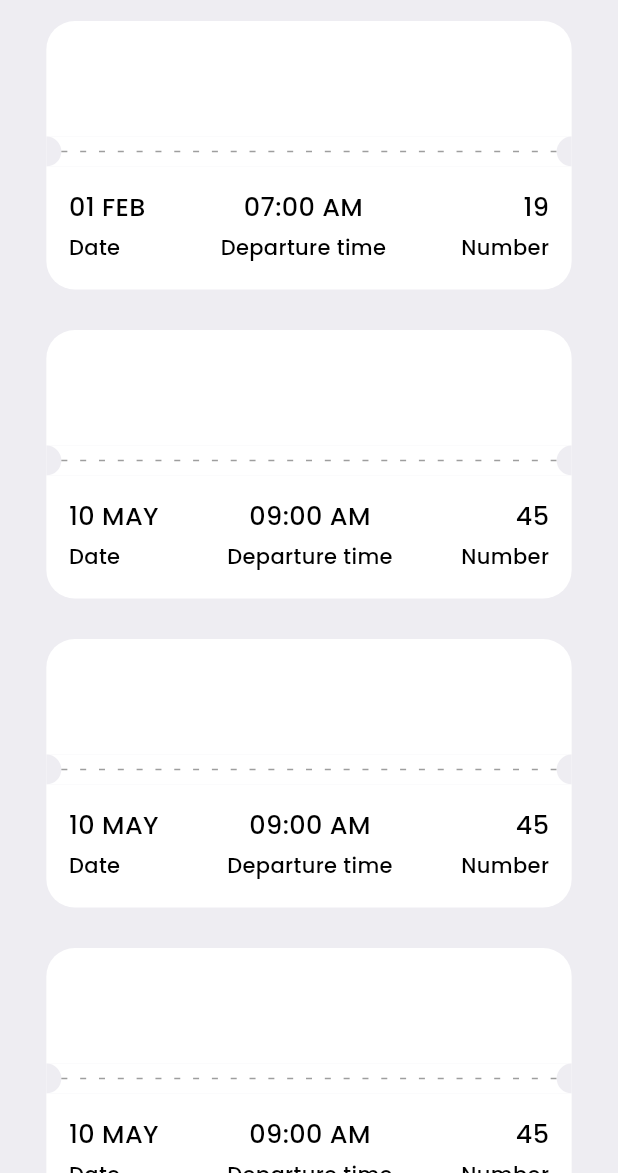
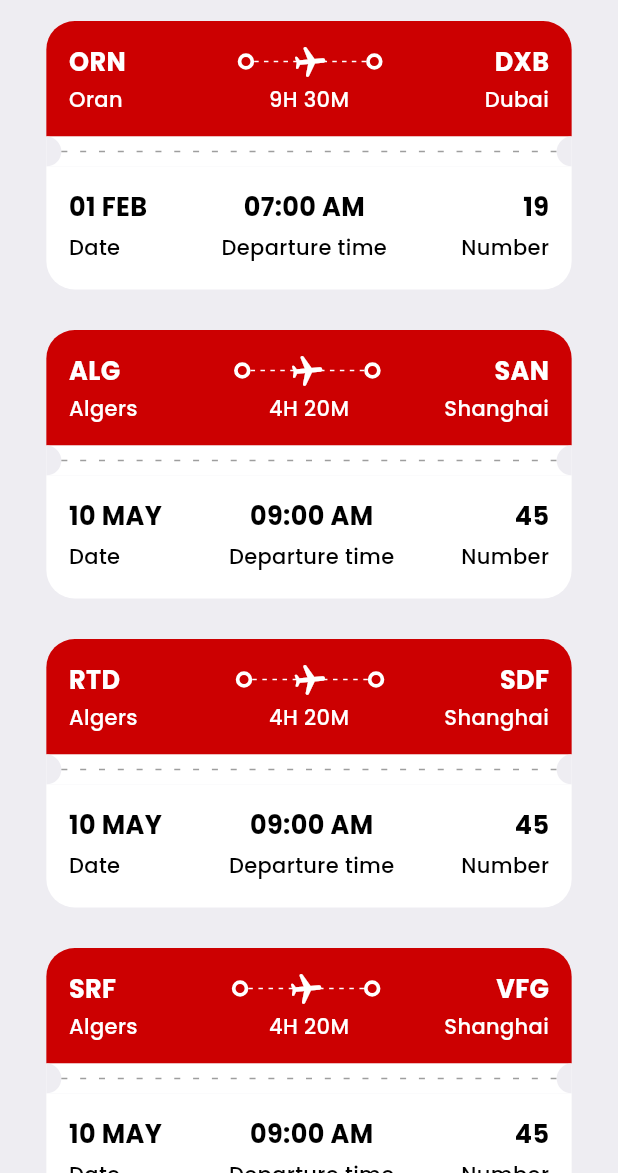
Before and after one commit to abdelillahbel/FlightBookingApp, a Flutter app: the AllTicketsScreen screen opened by its route, on a phone screen of 412 x 824 dp, the part 63-1236 px from its top. Run offline on Flutter 3.47's test engine with Material 3 defaults, Android fonts, the phone set to English and light mode, and no system bars; our stand-ins replace fluentui_icons, flutter_svg, google_fonts, simple_gradient_text.

Commit message:
feat: define new style of ticket for ticket screen and improve ui

```diff
--- a/lib/core/res/styles/app_theme.dart
+++ b/lib/core/res/styles/app_theme.dart
@@ -5,7 +5,7 @@ Color primary = const Color(0xFF6887AF);
 
 class AppTheme {
   static Color primaryColor = primary;
-  static Color bgColor = const Color(0xFFEEEDF2);
+  static const Color bgColor = const Color(0xFFEEEDF2);
   static Color textColor = const Color(0xFF3B3B3B);
 
   // ticket color
--- a/lib/core/widgets/app_column_text_layout.dart
+++ b/lib/core/widgets/app_column_text_layout.dart
@@ -6,8 +6,15 @@ class AppColumnTextLayout extends StatelessWidget {
   final String topText;
   final String bottomText;
   final CrossAxisAlignment crossAxisAlignment;
+  final Color color;
+  final bool? styleTwo;
   const AppColumnTextLayout(
-      {super.key, required this.topText, required this.bottomText, required this.crossAxisAlignment});
+      {super.key,
+      required this.topText,
+      required this.bottomText,
+      required this.crossAxisAlignment,
+      this.color = Colors.black,
+      this.styleTwo});
 
   @override
   Widget build(BuildContext context) {
@@ -21,7 +28,8 @@ class AppColumnTextLayout extends StatelessWidget {
         SizedBox(
           height: 5,
         ),
-        StyledTextHeadlineFour(text: bottomText, color: Colors.black)
+        StyledTextHeadlineFour(
+            text: bottomText, color: styleTwo == true ? color : Colors.black)
       ],
     );
   }
--- a/lib/core/widgets/circle_half.dart
+++ b/lib/core/widgets/circle_half.dart
@@ -3,8 +3,10 @@ import 'package:flutter/material.dart';
 
 class CircleHalf extends StatelessWidget {
   final bool isRight;
+  final Color color;
 
-  const CircleHalf({super.key, required this.isRight});
+  const CircleHalf(
+      {super.key, required this.isRight, this.color = AppTheme.bgColor});
 
   @override
   Widget build(BuildContext context) {
@@ -13,7 +15,7 @@ class CircleHalf extends StatelessWidget {
       width: 10,
       child: DecoratedBox(
           decoration: BoxDecoration(
-              color: AppTheme.bgColor,
+              color: color,
               borderRadius: isRight == true
                   ? BorderRadius.only(
                       topLeft: Radius.circular(10),
--- a/lib/core/widgets/styled_text_headline_three.dart
+++ b/lib/core/widgets/styled_text_headline_three.dart
@@ -11,7 +11,8 @@ class StyledTextHeadlineThree extends StatelessWidget {
   Widget build(BuildContext context) {
     return Text(
       text,
-      style: AppTheme.headLineStyle3.copyWith(color: color),
+      style: AppTheme.headLineStyle3
+          .copyWith(color: color, fontWeight: FontWeight.w700),
     );
   }
 }
--- a/lib/core/widgets/ticket_view.dart
+++ b/lib/core/widgets/ticket_view.dart
@@ -15,6 +15,8 @@ class TicketView extends StatelessWidget {
   final Color primaryColor;
   final Color secondaryColor;
   final Color designColor;
+  final Color circleColor;
+  final bool? styleTwo;
 
   const TicketView(
       {super.key,
@@ -23,7 +25,9 @@ class TicketView extends StatelessWidget {
       this.isDefault = true,
       this.primaryColor = Colors.white,
       this.designColor = Colors.white,
-      this.secondaryColor = Colors.white});
+      this.secondaryColor = Colors.white,
+      this.circleColor = AppTheme.bgColor,
+      this.styleTwo});
 
   @override
   Widget build(BuildContext context) {
@@ -127,9 +131,7 @@ class TicketView extends StatelessWidget {
               color: AppTheme.ticketBottomColor,
               child: Row(
                 children: [
-                  CircleHalf(
-                    isRight: false,
-                  ),
+                  CircleHalf(isRight: false, color: circleColor),
                   Expanded(
                       child: AppLayoutBuilder(
                     randomDivider: 12,
@@ -138,6 +140,7 @@ class TicketView extends StatelessWidget {
                   )),
                   CircleHalf(
                     isRight: true,
+                    color: circleColor,
                   ),
                 ],
               ),
@@ -148,8 +151,12 @@ class TicketView extends StatelessWidget {
               decoration: BoxDecoration(
                   color: AppTheme.ticketBottomColor,
                   borderRadius: BorderRadius.only(
-                      bottomLeft: Radius.circular(19),
-                      bottomRight: Radius.circular(19))),
+                      bottomLeft: styleTwo == true
+                          ? Radius.circular(0)
+                          : Radius.circular(19),
+                      bottomRight: styleTwo == true
+                          ? Radius.circular(0)
+                          : Radius.circular(19))),
               child: Column(
                 children: [
                   // destinations with codes
@@ -160,16 +167,23 @@ class TicketView extends StatelessWidget {
                         crossAxisAlignment: CrossAxisAlignment.start,
                         topText: ticket["date"],
                         bottomText: "Date",
+                        color: secondaryColor,
+                         styleTwo: styleTwo,
                       ),
                       AppColumnTextLayout(
                         crossAxisAlignment: CrossAxisAlignment.center,
                         topText: ticket["departure_time"],
                         bottomText: "Departure time",
+                        color: secondaryColor,
+                         styleTwo: styleTwo,
                       ),
                       AppColumnTextLayout(
                         crossAxisAlignment: CrossAxisAlignment.end,
                         topText: ticket["number"].toString(),
                         bottomText: "Number",
+                        color: secondaryColor,
+                        styleTwo: styleTwo,
+
                       ),
                     ],
                   ),
--- a/lib/main.dart
+++ b/lib/main.dart
@@ -26,7 +26,7 @@ class MyApp extends StatelessWidget {
       debugShowCheckedModeBanner: false,
       routes: {
         "/": (context) => BottomNavBar(),
-        "all_tickets": (context) => AllTicketsScreen()
+        "all_tickets_screen": (context) => AllTicketsScreen()
       },
     );
   }
--- a/lib/screens/home/all_tickets_screen.dart
+++ b/lib/screens/home/all_tickets_screen.dart
@@ -21,8 +21,11 @@ class AllTicketsScreen extends StatelessWidget {
               children: ticketList
                   .map((singleTicket) => Container(
                       margin: EdgeInsets.only(bottom: 16),
-                      child:
-                          TicketView(wholeScreen: true, ticket: singleTicket)))
+                      child: TicketView(
+                        wholeScreen: true,
+                        ticket: singleTicket,
+                        isDefault: false,
+                      )))
                   .toList(),
             ),
           )
--- a/lib/screens/home/home_screen.dart
+++ b/lib/screens/home/home_screen.dart
@@ -96,7 +96,7 @@ class HomeScreen extends StatelessWidget {
                     scrollDirection: Axis.horizontal,
                     child: Row(
                       children: ticketList
-                          .take(2)
+                          //.take(2)
                           .map((singleTicket) => TicketView(
                                 ticket: singleTicket,
                                 isDefault: false,
@@ -115,7 +115,7 @@ class HomeScreen extends StatelessWidget {
                     scrollDirection: Axis.horizontal,
                     child: Row(
                       children: hotelsList
-                          .take(2)
+                          //.take(2)
                           .map((singleHotel) => HotelCard(hotel: singleHotel))
                           .toList(),
                     ))
--- a/lib/screens/ticket/ticket_screen.dart
+++ b/lib/screens/ticket/ticket_screen.dart
@@ -35,8 +35,10 @@ class TicketScreen extends StatelessWidget {
             ticket: ticketList[0],
             wholeScreen: true,
             primaryColor: Colors.black,
-            secondaryColor: Colors.grey.shade500,
-            designColor: Colors.lightBlue.shade300,
+            secondaryColor: Colors.grey.shade700,
+            designColor: Colors.lightBlue.shade200,
+            circleColor: Colors.white,
+            styleTwo: true,
           )
         ],
       ),
```
